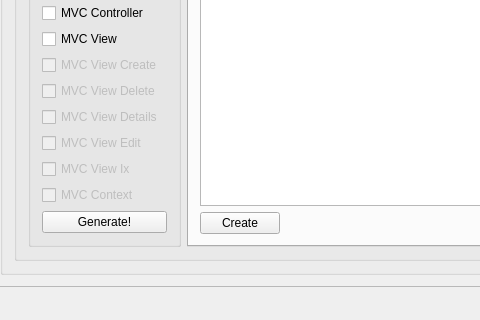
Before: the Qt Designer form retek2.ui in horvathzoltan/retek2, drawn with Qt 5; both pictures show x 429 to 909 and y 381 to 701 of the 1360 by 701 pixel window.
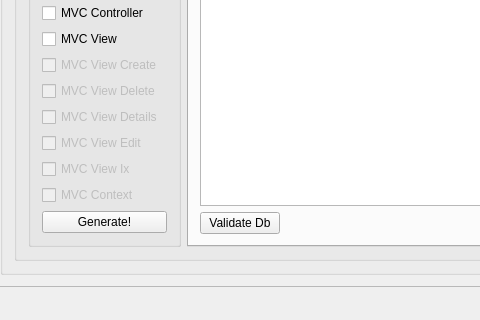
After: the same form once the commit is applied. Icons and pictures are not drawn.

What changed in the file:
```diff
--- a/retek2.ui
+++ b/retek2.ui
@@ -35,8 +35,8 @@
         <rect>
          <x>0</x>
          <y>0</y>
-         <width>1326</width>
-         <height>697</height>
+         <width>1340</width>
+         <height>628</height>
         </rect>
        </property>
        <layout class="QGridLayout" name="gridLayout_2">
@@ -512,7 +512,7 @@
                      </sizepolicy>
                     </property>
                     <property name="text">
-                     <string>Create</string>
+                     <string>Validate Db</string>
                     </property>
                    </widget>
                   </item>
```
Left out of the diff: 2 changed lines with no effect on the pictures.
